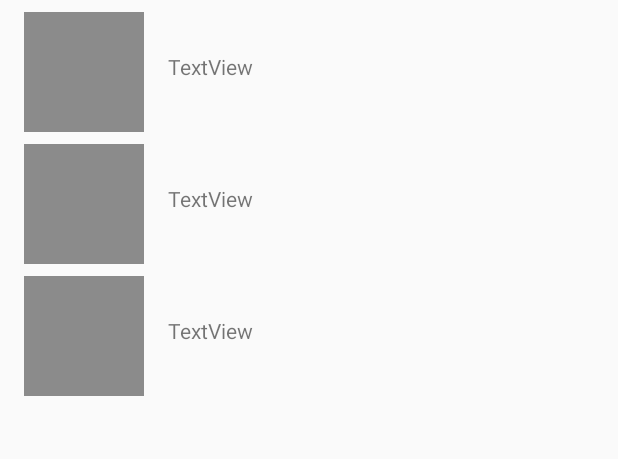
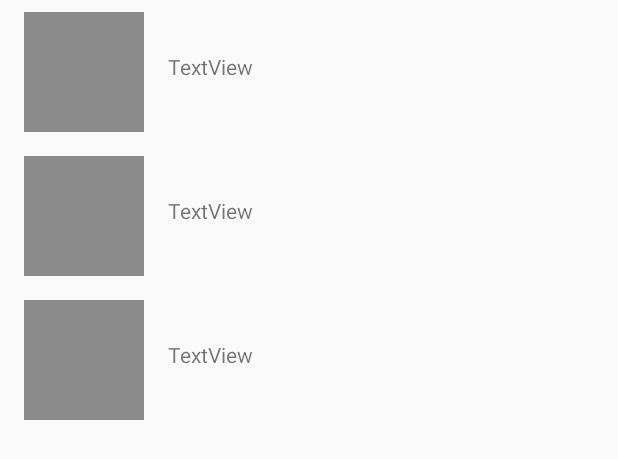
Before and after one commit to gucaveira/desafio-android-gustavo-rocha, an Android app: the layout activity_main.xml on its own in the app's theme, with its tools: preview values and no code run, on a phone screen of 412 x 824 dp. Shown: the top 459 px of the screen. Run offline under Robolectric (Android 15) with nearby library versions, the phone set to English and light mode, and no system bars.

```diff
--- a/app/src/main/java/com/desafio_android_gustavo_rocha/ui/recyclerview/adapter/PersonagemAdapter.kt
+++ b/app/src/main/java/com/desafio_android_gustavo_rocha/ui/recyclerview/adapter/PersonagemAdapter.kt
@@ -55,7 +55,7 @@ class PersonagemAdapter(
             this.personagem = personagem
             itemView.item_tv_nome.text = personagem.name
             Picasso.get()
-                .load("https://" + personagem.thumbnail.path + personagem.thumbnail.extension)
+                .load("${personagem.thumbnail.path}.${personagem.thumbnail.extension}")
                 .into(itemView.item_img_personagem)
         }
     }
--- a/app/src/main/res/layout/item_lista.xml
+++ b/app/src/main/res/layout/item_lista.xml
@@ -10,6 +10,8 @@
         android:layout_height="80dp"
         android:layout_marginStart="16dp"
         android:layout_marginTop="8dp"
+        android:layout_marginBottom="8dp"
+        app:layout_constraintBottom_toBottomOf="parent"
         app:layout_constraintStart_toStartOf="parent"
         app:layout_constraintTop_toTopOf="parent"
         app:srcCompat="@color/colorPrimary" />
```
